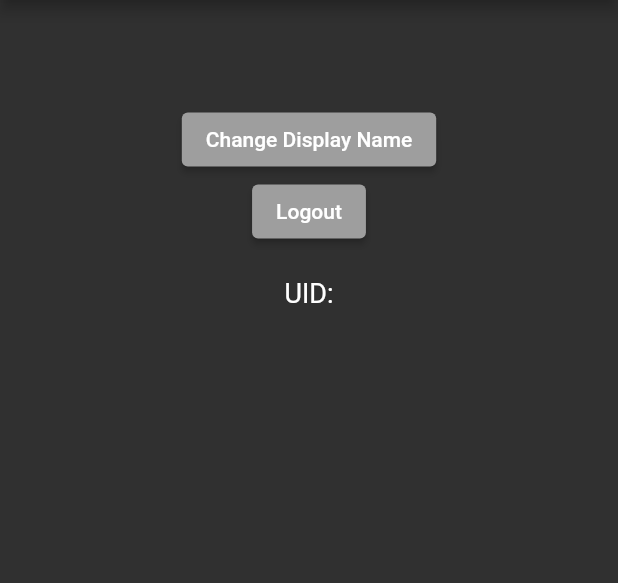
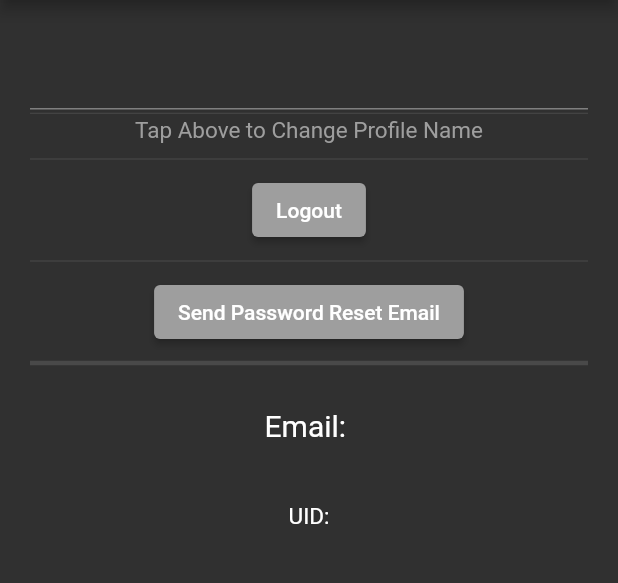
Before and after one commit to JHess5-GSU/Homework1, a Flutter app: the SettingsPage screen opened directly, on a phone screen of 412 x 824 dp, the part 84-667 px from its top. Run offline on Flutter 3.47's test engine with Material 2 defaults, Android fonts, the phone set to English and light mode, and no system bars; our stand-ins replace cloud_firestore, firebase_auth, firebase_core, google_fonts; accounts and stored records are empty.

Commit message:
Update main.dart
Added Reset Password Feature to Settings Page

```diff
--- a/lib/main.dart
+++ b/lib/main.dart
@@ -843,6 +843,53 @@ showLogOutAlertDialog(BuildContext context) {
   );
 }
 
+void showPasswordResetDialog(context, email) {
+
+  // set up the buttons
+  Widget cancelButton = FlatButton(
+    child: Text("Cancel"),
+    onPressed:  () {
+      Navigator.pop(context);
+    },
+  );
+  Widget continueButton = FlatButton(
+    child: Text("Yes"),
+    onPressed: () {
+      _resetPassword(email);
+
+      // Close dialog
+      Navigator.of(context).pop();
+      ScaffoldMessenger.of(context).showSnackBar(SnackBar(
+        content: Text("Password reset email sent!"),
+      ));
+
+    },
+  );
+
+  AlertDialog alert = AlertDialog(
+    title: Text("Forgot Password?"),
+    backgroundColor: Colors.grey,
+    content:
+    Text("Follow the link sent to your email to reset your password"),
+    actions: [
+      cancelButton,
+      continueButton,
+    ],
+  );
+
+  showDialog(
+    context: context,
+    builder: (BuildContext context) {
+      return alert;
+    },
+  );
+
+}
+
+Future<void> _resetPassword(String email) async {
+  await FirebaseAuth.instance.sendPasswordResetEmail(email: email);
+}
+
 class MyDrawer extends StatelessWidget {
   @override
   Widget build(BuildContext context) {
@@ -972,34 +1019,35 @@ class SettingsPage extends StatelessWidget {
 
                   Container(
                     child: Padding(
-                    padding: EdgeInsets.all(20.0),
-                    child: Center(
-                      child: Text(
-                          "${FirebaseAuth.instance.currentUser!.displayName}",
+                      padding: EdgeInsets.only(left: 20.0, right: 20, top: 20),
+                      child: Center(
+                        child: TextField(
                           textAlign: TextAlign.center,
-                          style: TextStyle(color: Colors.white, fontSize: 25)
+                          decoration: InputDecoration(
+                            hintText: "${FirebaseAuth.instance.currentUser!.displayName}",
+                          ),
+                          style: TextStyle(color: Colors.white, fontSize: 25),
+                          onSubmitted: (String value) {FirebaseAuth.instance.currentUser!.updateDisplayName(value); FirebaseFirestore.instance.collection('users').doc(FirebaseAuth.instance.currentUser!.uid).update({
+                            'displayName': value,
+                          });;},
+                        ),
                       ),
                     ),
                   ),
+
+                  Divider(
+                    height: 5,
+
+                    indent: 20,
+                    endIndent: 20,
                   ),
 
-                  Container(
-                    width: 500,
-                    child: Center(
-                      child: SizedBox(
+                  Center(child: Text("Tap Above to Change Profile Name", style: TextStyle(color: Colors.grey, fontSize: 15)),),
 
-                        child: ElevatedButton(
-
-                          style: ButtonStyle(
-                            backgroundColor: MaterialStateProperty.all<Color>(Colors.grey),
-                          ),
-                          onPressed: () {
-                            showLogOutAlertDialog(context);
-                          },
-                          child: Text('Change Display Name'),
-                        ),
-                      ),
-                    ),
+                  Divider(
+                    height: 20,
+                    indent: 20,
+                    endIndent: 20,
                   ),
 
                   Container(
@@ -1020,6 +1068,50 @@ class SettingsPage extends StatelessWidget {
                   ),
                   ),
 
+                  Divider(
+                    height: 20,
+                    indent: 20,
+                    endIndent: 20,
+                  ),
+
+                  Container(
+                    width: 500,
+                    child: Center(
+                      child: SizedBox(
+
+                        child: ElevatedButton(
+                          style: ButtonStyle(
+                            backgroundColor: MaterialStateProperty.all<Color>(Colors.grey),
+                          ),
+                          onPressed: () {
+                            showPasswordResetDialog(context, FirebaseAuth.instance.currentUser!.email);
+                          },
+                          child: Text('Send Password Reset Email'),
+                        ),
+                      ),
+                    ),
+                  ),
+
+                  Divider(
+                    height: 20,
+                    thickness: 3,
+                    indent: 20,
+                    endIndent: 20,
+                  ),
+
+                  Container(
+                    child: Padding(
+                      padding: EdgeInsets.all(20.0),
+                      child: Center(
+                      child: Text(
+                          "Email: ${FirebaseAuth.instance.currentUser!.email}",
+                          textAlign: TextAlign.left,
+                          style: TextStyle(color: Colors.white, fontSize: 20)
+                      ),
+                    ),
+                  ),
+                  ),
+
                   Container(
                     child: Padding(
                       padding: EdgeInsets.all(20.0),
@@ -1027,11 +1119,13 @@ class SettingsPage extends StatelessWidget {
                         child: Text(
                             "UID: ${FirebaseAuth.instance.currentUser!.uid}",
                             textAlign: TextAlign.center,
-                            style: TextStyle(color: Colors.white, fontSize: 18)
+                            style: TextStyle(color: Colors.white, fontSize: 15)
                         ),
                       ),
                     ),
                   ),
+
+
 
                 ],
               ],
```
